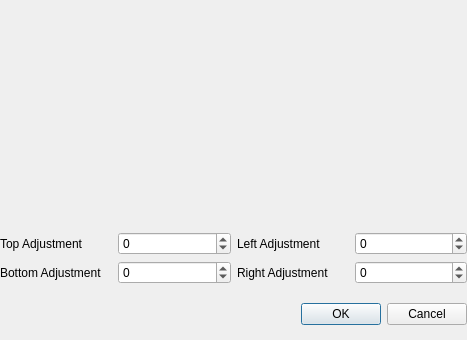
This is designer/ImageSizeAdjustDialogUi.ui in skitzycat/beedraw as Qt 5 draws it before an edit. The edited form follows.
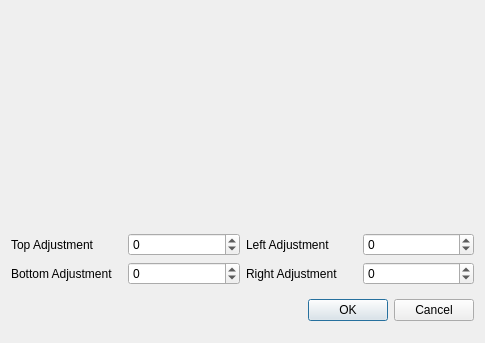
This is the edited form.

What changed in the file:
```diff
--- a/designer/ImageSizeAdjustDialogUi.ui
+++ b/designer/ImageSizeAdjustDialogUi.ui
@@ -5,41 +5,14 @@
    <rect>
     <x>0</x>
     <y>0</y>
-    <width>467</width>
-    <height>340</height>
+    <width>485</width>
+    <height>343</height>
    </rect>
   </property>
   <property name="windowTitle" >
    <string>Dialog</string>
   </property>
-  <layout class="QVBoxLayout" >
-   <property name="leftMargin" >
-    <number>0</number>
-   </property>
-   <property name="topMargin" >
-    <number>0</number>
-   </property>
-   <property name="rightMargin" >
-    <number>0</number>
-   </property>
-   <property name="bottomMargin" >
-    <number>0</number>
-   </property>
-   <item>
-    <layout class="QHBoxLayout" >
-     <item>
-      <spacer>
-       <property name="orientation" >
-        <enum>Qt::Horizontal</enum>
-       </property>
-       <property name="sizeHint" >
-        <size>
-         <width>40</width>
-         <height>20</height>
-        </size>
-       </property>
-      </spacer>
-     </item>
+  <layout class="QVBoxLayout" name="verticalLayout" >
      <item>
       <widget class="QWidget" native="1" name="image_preview" >
        <property name="sizePolicy" >
@@ -63,21 +36,6 @@
       </widget>
      </item>
      <item>
-      <spacer>
-       <property name="orientation" >
-        <enum>Qt::Horizontal</enum>
-       </property>
-       <property name="sizeHint" >
-        <size>
-         <width>40</width>
-         <height>20</height>
-        </size>
-       </property>
-      </spacer>
-     </item>
-    </layout>
-   </item>
-   <item>
     <layout class="QGridLayout" >
      <item row="0" column="1" >
       <widget class="QSpinBox" name="Top_Adjust_Box" >
@@ -155,7 +113,7 @@
       <enum>Qt::Horizontal</enum>
      </property>
      <property name="standardButtons" >
-      <set>QDialogButtonBox::Cancel|QDialogButtonBox::NoButton|QDialogButtonBox::Ok</set>
+      <set>QDialogButtonBox::Cancel|QDialogButtonBox::Ok</set>
      </property>
     </widget>
    </item>
```
Lines whose indentation alone changed are shown as unchanged.
